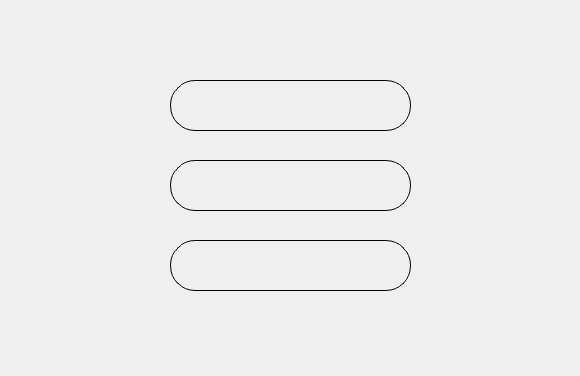
Qt form initwindow.ui (stefanivanic/RemiFINAL) before a commit.
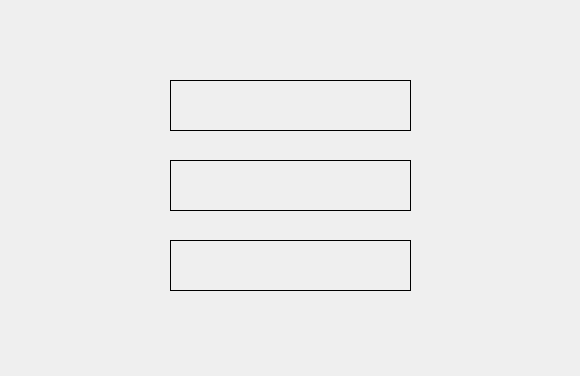
The same form after that commit. Icons and pictures are not drawn.

Diff of the .ui file:
```diff
--- a/initwindow.ui
+++ b/initwindow.ui
@@ -43,7 +43,6 @@
     <property name="styleSheet">
      <string notr="true">#pushButtonCreate {
 	border: 1px solid back;
-border-radius: 25px;
 	border-image: url(&quot;./slike/Teme/2_create.jpg&quot;);
 }</string>
     </property>
@@ -63,7 +62,6 @@
     <property name="styleSheet">
      <string notr="true">#pushButtonLoad {
 	border: 1px solid back;
-border-radius: 25px;
     border-image: url(&quot;./slike/Teme/2_load.jpg&quot;);
 }</string>
     </property>
@@ -83,7 +81,6 @@
     <property name="styleSheet">
      <string notr="true">#pushButtonExit {
 	border: 1px solid back;
-	border-radius: 25px;
 	border-image: url(&quot;./slike/Teme/2_exit.jpg&quot;);
 }</string>
     </property>
```
